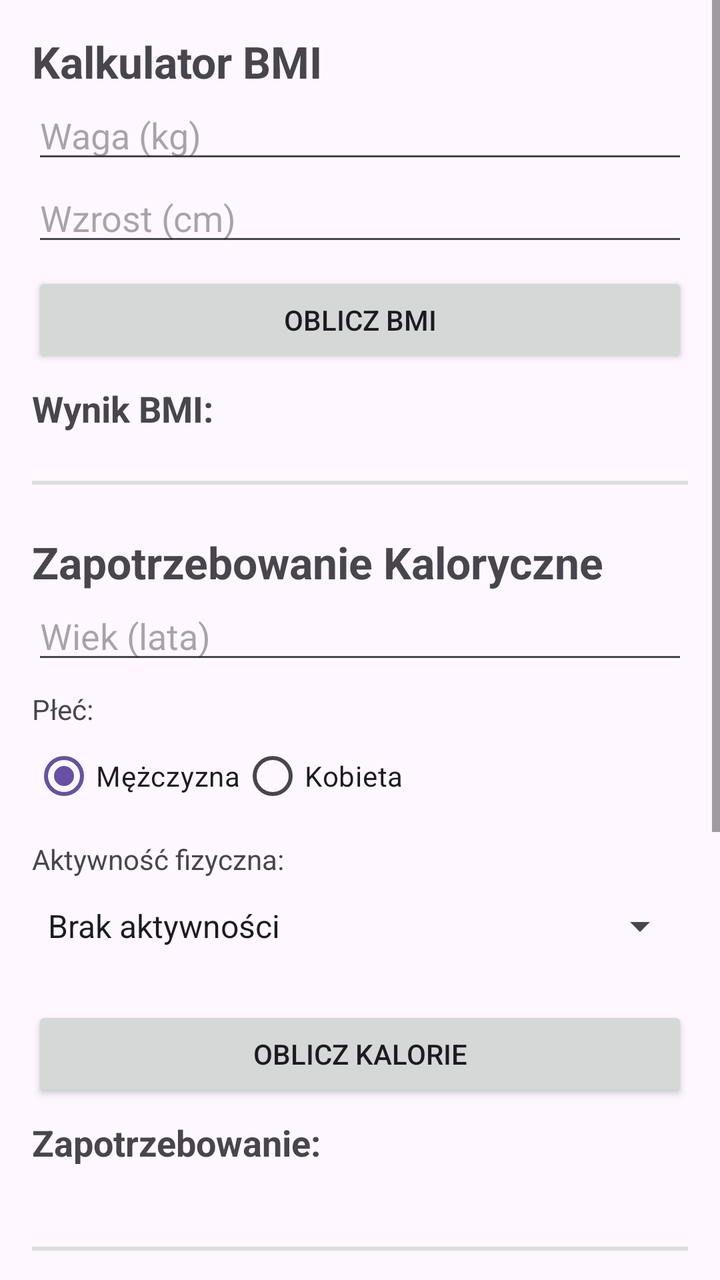
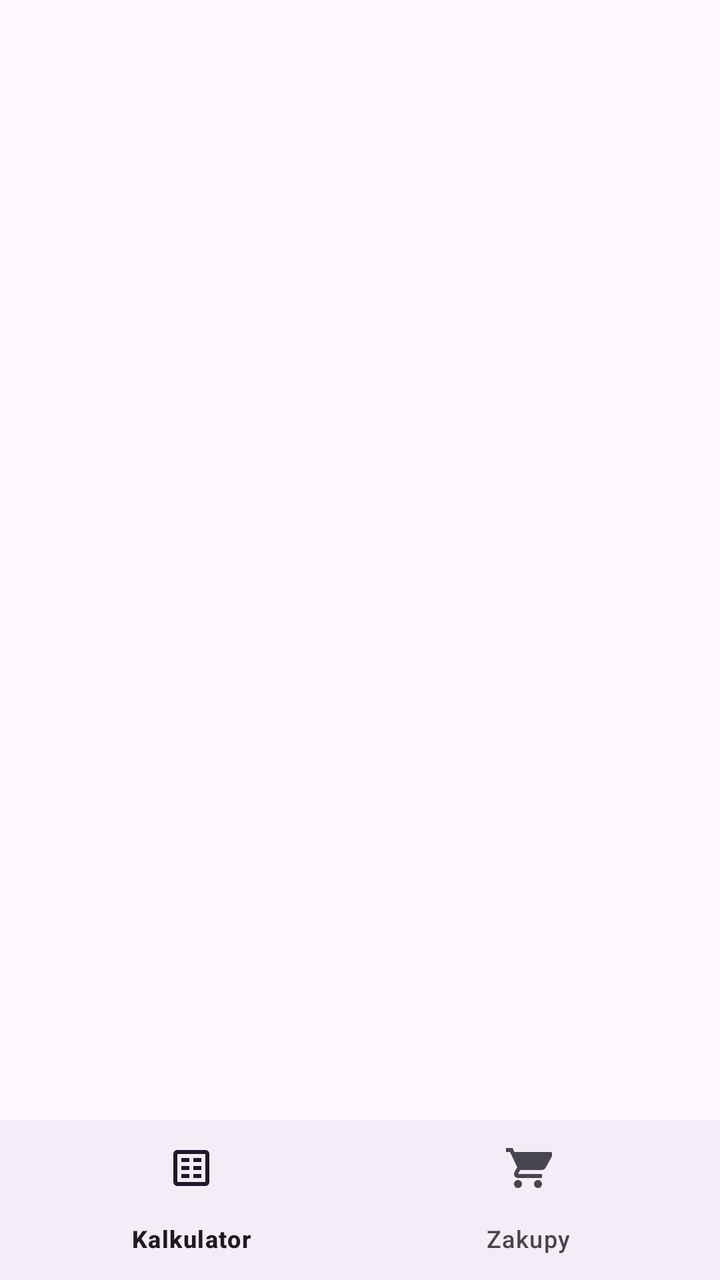

An Android layout rendered at two revisions. The XML below is the earlier revision; the diff shows what the commit changed to produce the second picture.
<!-- AndroidManifest.xml: application theme Theme.HealthCalculatorKotlin -->
<!-- res/layout/activity_calculator.xml -->
<?xml version="1.0" encoding="utf-8"?>
<ScrollView xmlns:android="http://schemas.android.com/apk/res/android"
    android:layout_width="match_parent"
    android:layout_height="match_parent"
    android:fillViewport="true"
    android:fitsSystemWindows="true">

    <LinearLayout
        android:layout_width="match_parent"
        android:layout_height="wrap_content"
        android:orientation="vertical"
        android:padding="16dp">

        <TextView
            android:layout_width="wrap_content"
            android:layout_height="wrap_content"
            android:text="@string/kalkulator_bmi"
            android:textSize="22sp"
            android:textStyle="bold" />

        <EditText
            android:id="@+id/etWeight"
            android:layout_width="match_parent"
            android:layout_height="wrap_content"
            android:importantForAutofill="no"
            android:hint="@string/waga_kg"
            android:inputType="numberDecimal" />

        <EditText
            android:id="@+id/etHeight"
            android:layout_width="match_parent"
            android:layout_height="wrap_content"
            android:importantForAutofill="no"
            android:hint="@string/wzrost_cm"
            android:inputType="numberDecimal" />

        <Button
            android:id="@+id/btnBmi"
            android:layout_width="match_parent"
            android:layout_height="wrap_content"
            android:layout_marginTop="8dp"
            android:text="@string/oblicz_bmi" />

        <TextView
            android:id="@+id/tvBmiResult"
            android:layout_width="match_parent"
            android:layout_height="wrap_content"
            android:layout_marginTop="8dp"
            android:text="@string/wynik_bmi"
            android:textSize="18sp"
            android:textStyle="bold" />

        <View
            android:layout_width="match_parent"
            android:layout_height="2dp"
            android:layout_marginTop="24dp"
            android:layout_marginBottom="24dp"
            android:background="#DDDDDD" />

        <TextView
            android:layout_width="wrap_content"
            android:layout_height="wrap_content"
            android:text="@string/zapotrzebowanie_kaloryczne"
            android:textSize="22sp"
            android:textStyle="bold" />

        <EditText
            android:id="@+id/etAge"
            android:layout_width="match_parent"
            android:layout_height="wrap_content"
            android:importantForAutofill="no"
            android:hint="@string/wiek_lata"
            android:inputType="number" />

        <TextView
            android:layout_width="wrap_content"
            android:layout_height="wrap_content"
            android:layout_marginTop="8dp"
            android:text="@string/p_e" />

        <RadioGroup
            android:id="@+id/rgGender"
            android:layout_width="match_parent"
            android:layout_height="wrap_content"
            android:orientation="horizontal">

            <RadioButton
                android:id="@+id/rbMale"
                android:layout_width="wrap_content"
                android:layout_height="wrap_content"
                android:checked="true"
                android:text="@string/m_czyzna" />

            <RadioButton
                android:id="@+id/rbFemale"
                android:layout_width="wrap_content"
                android:layout_height="wrap_content"
                android:text="@string/kobieta" />
        </RadioGroup>

        <TextView
            android:layout_width="wrap_content"
            android:layout_height="wrap_content"
            android:layout_marginTop="8dp"
            android:text="@string/aktywno_fizyczna" />

        <Spinner
            android:id="@+id/spinnerActivity"
            android:layout_width="match_parent"
            android:layout_height="48dp"
            android:entries="@array/activity_levels" />

        <Button
            android:id="@+id/btnBmr"
            android:layout_width="match_parent"
            android:layout_height="wrap_content"
            android:layout_marginTop="16dp"
            android:text="@string/oblicz_kalorie" />

        <TextView
            android:id="@+id/tvBmrResult"
            android:layout_width="match_parent"
            android:layout_height="wrap_content"
            android:layout_marginTop="8dp"
            android:layout_marginBottom="32dp"
            android:text="@string/zapotrzebowanie"
            android:textSize="18sp"
            android:textStyle="bold" />
        <View
            android:layout_width="match_parent"
            android:layout_height="2dp"
            android:layout_marginTop="8dp"
            android:layout_marginBottom="24dp"
            android:background="#DDDDDD" />

        <TextView
            android:layout_width="wrap_content"
            android:layout_height="wrap_content"
            android:text="@string/historia_bmi"
            android:textSize="22sp"
            android:textStyle="bold" />

        <com.github.mikephil.charting.charts.LineChart
            android:id="@+id/bmiChart"
            android:layout_width="match_parent"
            android:layout_height="250dp"
            android:layout_marginTop="8dp"
            android:layout_marginBottom="32dp" />
    </LinearLayout>

</ScrollView>
<!-- resources referenced by this layout -->
<resources>
  <string-array name="activity_levels">
          <item>Brak aktywności</item>
          <item>Lekka aktywność (1–3 treningi/tydz.)</item>
          <item>Umiarkowana (3–5 treningów/tydz.)</item>
          <item>Wysoka (codzienne treningi)</item>
          <item>Bardzo wysoka (praca fizyczna)</item>
      </string-array>
  <string name="aktywno_fizyczna">Aktywność fizyczna:</string>
  <string name="historia_bmi">Historia BMI</string>
  <string name="kalkulator_bmi">Kalkulator BMI</string>
  <string name="kobieta">Kobieta</string>
  <string name="m_czyzna">Mężczyzna</string>
  <string name="oblicz_bmi">Oblicz BMI</string>
  <string name="oblicz_kalorie">Oblicz Kalorie</string>
  <string name="p_e">Płeć:</string>
  <string name="waga_kg">Waga (kg)</string>
  <string name="wiek_lata">Wiek (lata)</string>
  <string name="wynik_bmi">Wynik BMI:</string>
  <string name="wzrost_cm">Wzrost (cm)</string>
  <string name="zapotrzebowanie">Zapotrzebowanie:</string>
  <string name="zapotrzebowanie_kaloryczne">Zapotrzebowanie Kaloryczne</string>
  <style name="Theme.HealthCalculatorKotlin" parent="Base.Theme.HealthCalculatorKotlin" />
  <style name="Base.Theme.HealthCalculatorKotlin" parent="Theme.Material3.DayNight.NoActionBar">
          
          
      </style>
</resources>

<!-- the commit's change to res/layout/activity_calculator.xml (unified diff, before → after) -->
@@ -1,151 +1,20 @@
 <?xml version="1.0" encoding="utf-8"?>
-<ScrollView xmlns:android="http://schemas.android.com/apk/res/android"
+<LinearLayout xmlns:android="http://schemas.android.com/apk/res/android"
+    xmlns:app="http://schemas.android.com/apk/res-auto"
     android:layout_width="match_parent"
     android:layout_height="match_parent"
-    android:fillViewport="true"
-    android:fitsSystemWindows="true">
+    android:orientation="vertical">
 
-    <LinearLayout
+    <androidx.fragment.app.FragmentContainerView
+        android:id="@+id/fragmentContainer"
+        android:layout_width="match_parent"
+        android:layout_height="0dp"
+        android:layout_weight="1" />
+
+    <com.google.android.material.bottomnavigation.BottomNavigationView
+        android:id="@+id/bottomNavigation"
         android:layout_width="match_parent"
         android:layout_height="wrap_content"
-        android:orientation="vertical"
-        android:padding="16dp">
+        app:menu="@menu/bottom_nav_menu" />
 
-        <TextView
-            android:layout_width="wrap_content"
-            android:layout_height="wrap_content"
-            android:text="@string/kalkulator_bmi"
-            android:textSize="22sp"
-            android:textStyle="bold" />
-
-        <EditText
-            android:id="@+id/etWeight"
-            android:layout_width="match_parent"
-            android:layout_height="wrap_content"
-            android:importantForAutofill="no"
-            android:hint="@string/waga_kg"
-            android:inputType="numberDecimal" />
-
-        <EditText
-            android:id="@+id/etHeight"
-            android:layout_width="match_parent"
-            android:layout_height="wrap_content"
-            android:importantForAutofill="no"
-            android:hint="@string/wzrost_cm"
-            android:inputType="numberDecimal" />
-
-        <Button
-            android:id="@+id/btnBmi"
-            android:layout_width="match_parent"
-            android:layout_height="wrap_content"
-            android:layout_marginTop="8dp"
-            android:text="@string/oblicz_bmi" />
-
-        <TextView
-            android:id="@+id/tvBmiResult"
-            android:layout_width="match_parent"
-            android:layout_height="wrap_content"
-            android:layout_marginTop="8dp"
-            android:text="@string/wynik_bmi"
-            android:textSize="18sp"
-            android:textStyle="bold" />
-
-        <View
-            android:layout_width="match_parent"
-            android:layout_height="2dp"
-            android:layout_marginTop="24dp"
-            android:layout_marginBottom="24dp"
-            android:background="#DDDDDD" />
-
-        <TextView
-            android:layout_width="wrap_content"
-            android:layout_height="wrap_content"
-            android:text="@string/zapotrzebowanie_kaloryczne"
-            android:textSize="22sp"
-            android:textStyle="bold" />
-
-        <EditText
-            android:id="@+id/etAge"
-            android:layout_width="match_parent"
-            android:layout_height="wrap_content"
-            android:importantForAutofill="no"
-            android:hint="@string/wiek_lata"
-            android:inputType="number" />
-
-        <TextView
-            android:layout_width="wrap_content"
-            android:layout_height="wrap_content"
-            android:layout_marginTop="8dp"
-            android:text="@string/p_e" />
-
-        <RadioGroup
-            android:id="@+id/rgGender"
-            android:layout_width="match_parent"
-            android:layout_height="wrap_content"
-            android:orientation="horizontal">
-
-            <RadioButton
-                android:id="@+id/rbMale"
-                android:layout_width="wrap_content"
-                android:layout_height="wrap_content"
-                android:checked="true"
-                android:text="@string/m_czyzna" />
-
-            <RadioButton
-                android:id="@+id/rbFemale"
-                android:layout_width="wrap_content"
-                android:layout_height="wrap_content"
-                android:text="@string/kobieta" />
-        </RadioGroup>
-
-        <TextView
-            android:layout_width="wrap_content"
-            android:layout_height="wrap_content"
-            android:layout_marginTop="8dp"
-            android:text="@string/aktywno_fizyczna" />
-
-        <Spinner
-            android:id="@+id/spinnerActivity"
-            android:layout_width="match_parent"
-            android:layout_height="48dp"
-            android:entries="@array/activity_levels" />
-
-        <Button
-            android:id="@+id/btnBmr"
-            android:layout_width="match_parent"
-            android:layout_height="wrap_content"
-            android:layout_marginTop="16dp"
-            android:text="@string/oblicz_kalorie" />
-
-        <TextView
-            android:id="@+id/tvBmrResult"
-            android:layout_width="match_parent"
-            android:layout_height="wrap_content"
-            android:layout_marginTop="8dp"
-            android:layout_marginBottom="32dp"
-            android:text="@string/zapotrzebowanie"
-            android:textSize="18sp"
-            android:textStyle="bold" />
-        <View
-            android:layout_width="match_parent"
-            android:layout_height="2dp"
-            android:layout_marginTop="8dp"
-            android:layout_marginBottom="24dp"
-            android:background="#DDDDDD" />
-
-        <TextView
-            android:layout_width="wrap_content"
-            android:layout_height="wrap_content"
-            android:text="@string/historia_bmi"
-            android:textSize="22sp"
-            android:textStyle="bold" />
-
-        <com.github.mikephil.charting.charts.LineChart
-            android:id="@+id/bmiChart"
-            android:layout_width="match_parent"
-            android:layout_height="250dp"
-            android:layout_marginTop="8dp"
-            android:layout_marginBottom="32dp" />
-    </LinearLayout>
-
-</ScrollView>
+</LinearLayout>
<!-- resource entries referenced after the edit -->
@@ -1,26 +1,5 @@
 <!-- resources referenced by this layout -->
 <resources>
-  <string-array name="activity_levels">
-          <item>Brak aktywności</item>
-          <item>Lekka aktywność (1–3 treningi/tydz.)</item>
-          <item>Umiarkowana (3–5 treningów/tydz.)</item>
-          <item>Wysoka (codzienne treningi)</item>
-          <item>Bardzo wysoka (praca fizyczna)</item>
-      </string-array>
-  <string name="aktywno_fizyczna">Aktywność fizyczna:</string>
-  <string name="historia_bmi">Historia BMI</string>
-  <string name="kalkulator_bmi">Kalkulator BMI</string>
-  <string name="kobieta">Kobieta</string>
-  <string name="m_czyzna">Mężczyzna</string>
-  <string name="oblicz_bmi">Oblicz BMI</string>
-  <string name="oblicz_kalorie">Oblicz Kalorie</string>
-  <string name="p_e">Płeć:</string>
-  <string name="waga_kg">Waga (kg)</string>
-  <string name="wiek_lata">Wiek (lata)</string>
-  <string name="wynik_bmi">Wynik BMI:</string>
-  <string name="wzrost_cm">Wzrost (cm)</string>
-  <string name="zapotrzebowanie">Zapotrzebowanie:</string>
-  <string name="zapotrzebowanie_kaloryczne">Zapotrzebowanie Kaloryczne</string>
   <style name="Theme.HealthCalculatorKotlin" parent="Base.Theme.HealthCalculatorKotlin" />
   <style name="Base.Theme.HealthCalculatorKotlin" parent="Theme.Material3.DayNight.NoActionBar">
           
